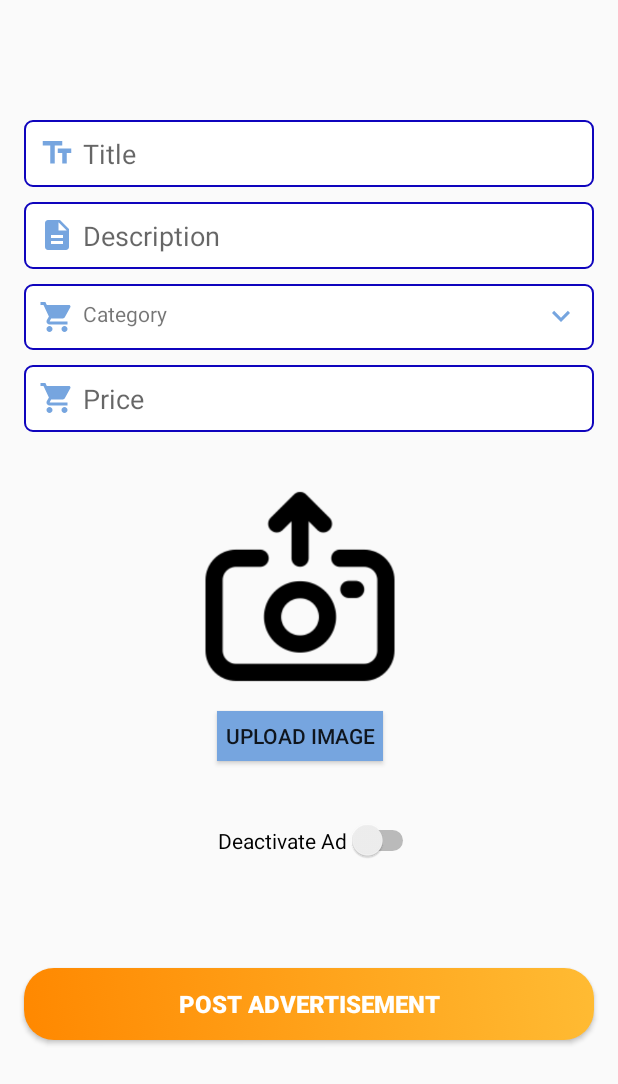
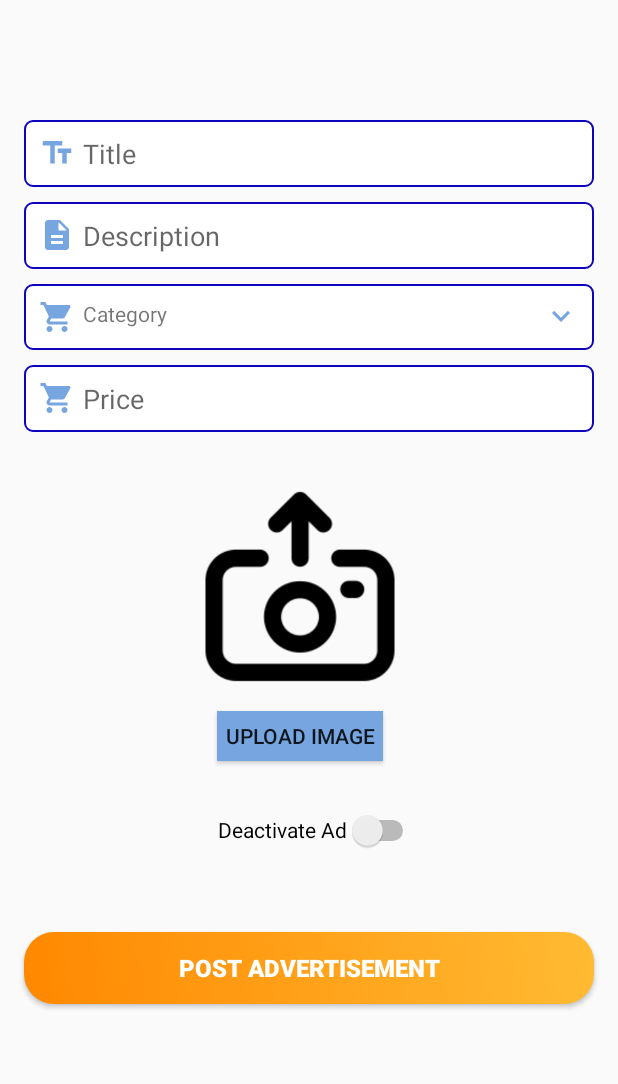
Before and after one commit to raviKsah/MarkUTApp_01, an Android app: the layout post_ad.xml on its own in the app's theme, with its tools: preview values and no code run, on a phone screen of 412 x 824 dp. Shown: the top 1084 px of the screen. Run offline under Robolectric (Android 15) with nearby library versions, the phone set to English and light mode, and no system bars.

Commit message:
fixed bug on post advertisement

```diff
--- a/app/src/main/res/layout/post_ad.xml
+++ b/app/src/main/res/layout/post_ad.xml
@@ -123,9 +123,10 @@
 
         <Switch
             android:id="@+id/deactivate"
+            android:layout_width="wrap_content"
+            android:layout_height="72dp"
+            android:layout_marginTop="10dp"
             android:layout_marginLeft="45dp"
-            android:layout_width="wrap_content"
-            android:layout_height="106dp"
             android:text="Deactivate Ad" />
 
 
@@ -138,14 +139,12 @@
         android:layout_marginLeft="16dp"
         android:layout_marginTop="32dp"
         android:layout_marginRight="16dp"
-        android:layout_marginBottom="32dp"
+        android:layout_marginBottom="100dp"
         android:background="@drawable/btn_corner"
         android:text="Post Advertisement"
         android:textColor="#ffffff"
         android:textSize="16sp"
-        android:textStyle="bold"
-        app:layout_constraintBottom_toBottomOf="parent"
-        app:layout_constraintTop_toBottomOf="@+id/SelectImage" />
+        android:textStyle="bold" />
     </LinearLayout>
 
 </ScrollView>
```
